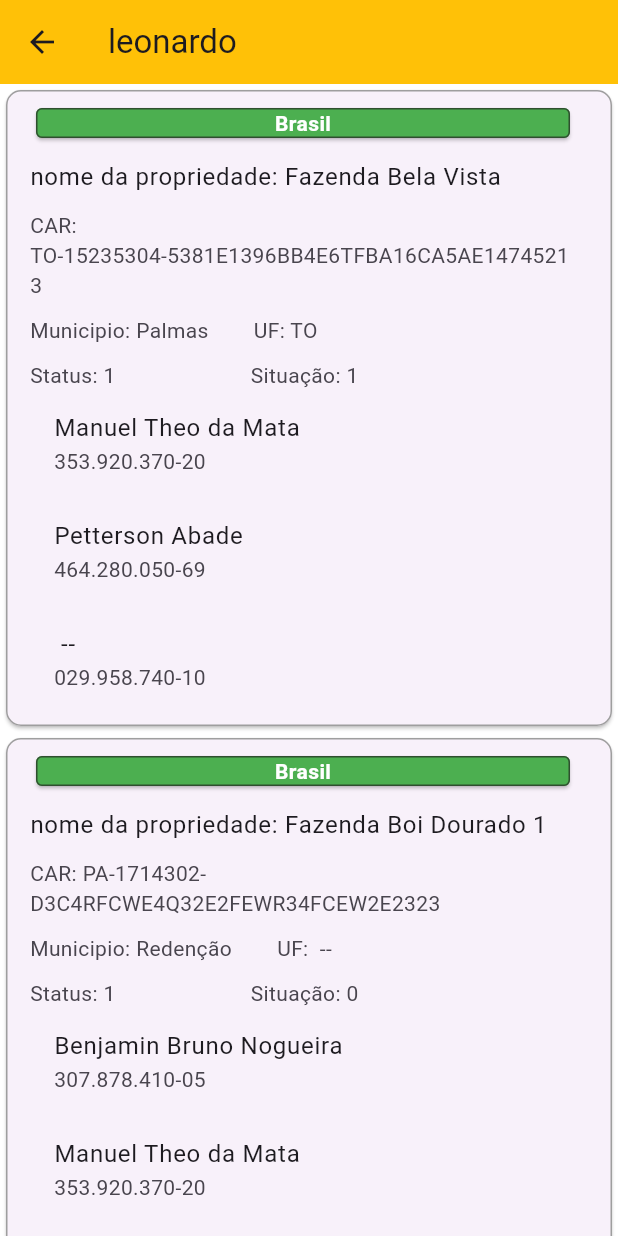
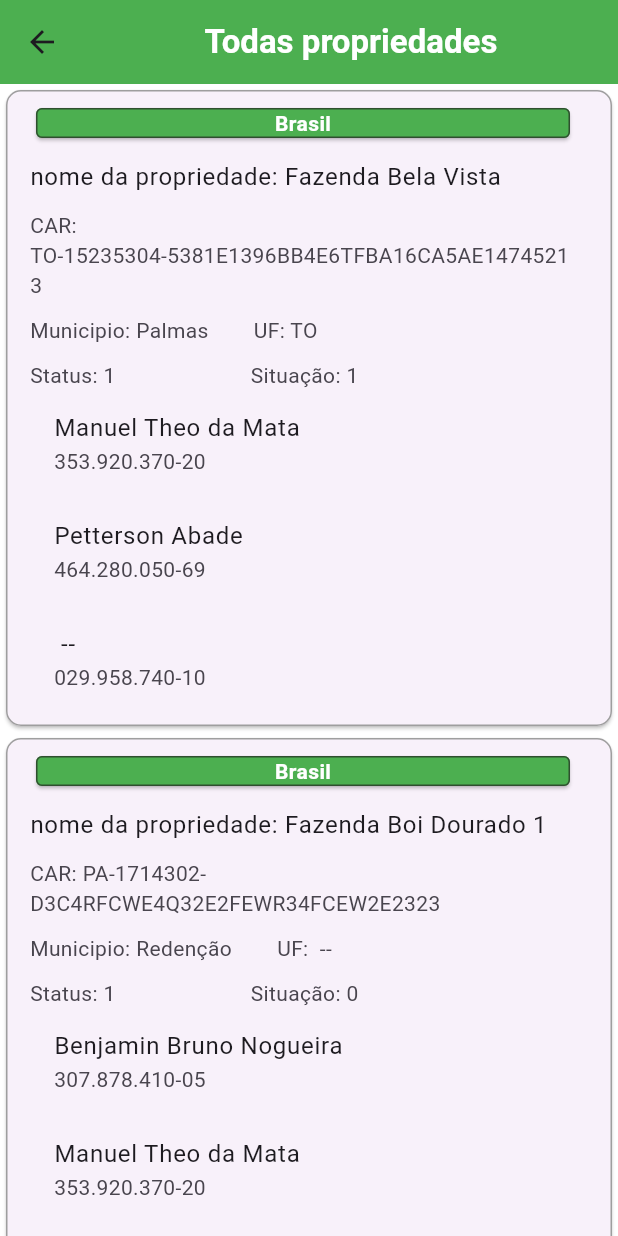
Before and after one commit to leocs000/teste_mobile_leonardo_carvalho, a Flutter app: the HomePage screen opened by its route, on a phone screen of 412 x 824 dp. Run offline on Flutter 3.47's test engine with Material 2 defaults, Android fonts, the phone set to English and light mode, and no system bars.

Commit message:
limitando tamanho de containers

```diff
--- a/lib/src/home_page.dart
+++ b/lib/src/home_page.dart
@@ -61,15 +61,22 @@ class _HomePageState extends State<HomePage> {
   Widget build(BuildContext context) {
     return Scaffold(
       appBar: AppBar(
-        backgroundColor: Colors.amber,
-        title: Text('leonardo'),
+        backgroundColor: Colors.green,
+        title: Center(child: Text('Todas propriedades', style: TextStyle(color: Colors.white, fontWeight: FontWeight.bold),)),
       ),
       backgroundColor: Color(0xffffffff),
-      body:  AnimatedBuilder(
-        animation: controller.state,
-        builder: (context, child) {
-          return stateManagement(controller.state.value);
-        }
+      body:  Center(
+        child: ConstrainedBox(
+          constraints: BoxConstraints(
+            maxWidth: 500,
+          ),
+          child: AnimatedBuilder(
+            animation: controller.state,
+            builder: (context, child) {
+              return stateManagement(controller.state.value);
+            }
+          ),
+        ),
       ),
     );
   }
```
Also changed, not shown: lib/src/login_page.dart (+8 -1 lines).
